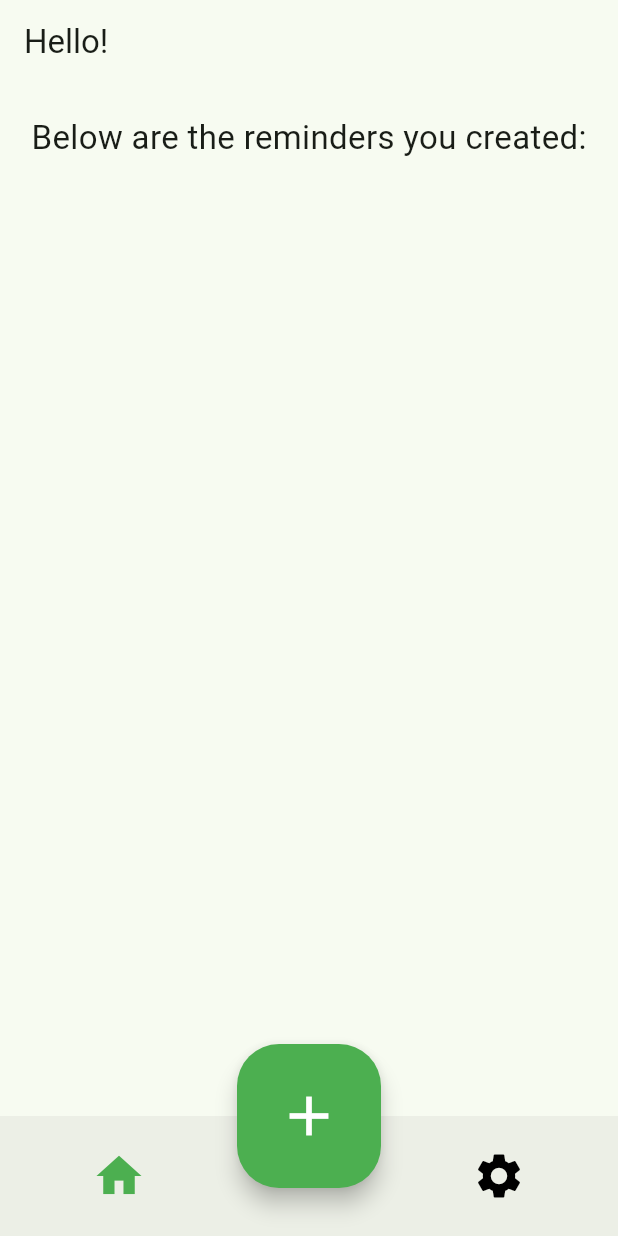
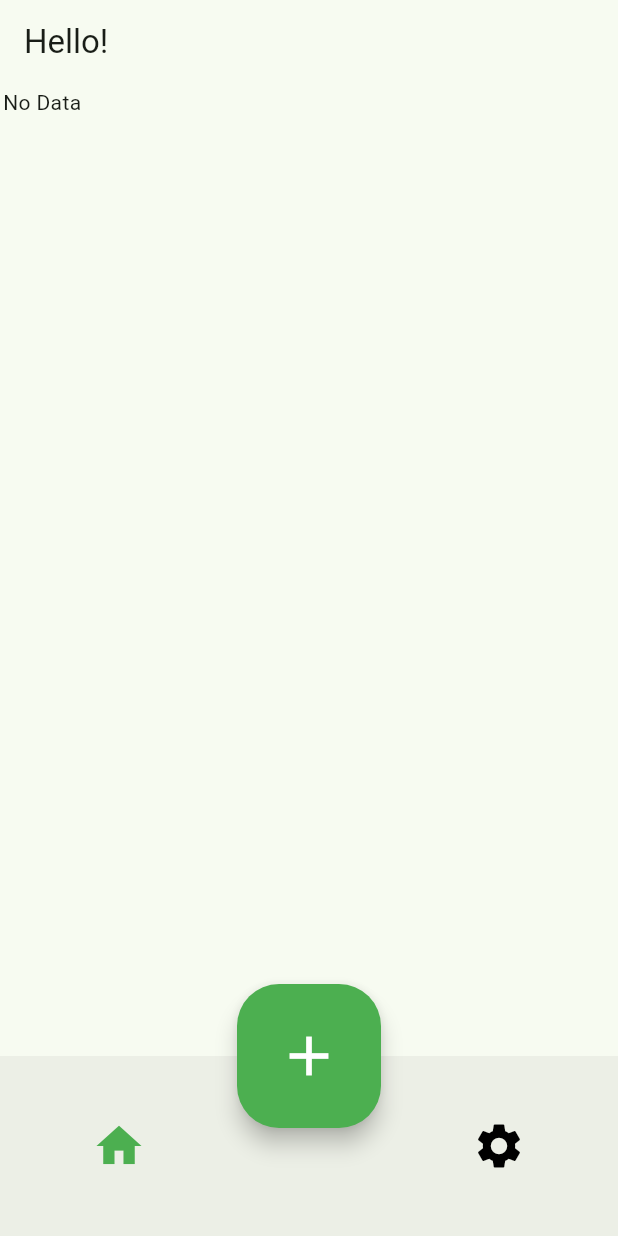
Before and after one commit to librajackyty/ESoundReminder, a Flutter app: the screen it shows after launch, on a phone screen of 412 x 824 dp. Run offline on Flutter 3.47's test engine with Material 2 defaults, Android fonts, the phone set to English and light mode, and no system bars; our stand-ins replace hive, hive_flutter, lottie, package_info_plus, shared_preferences; missing offline and left inert: day_picker; accounts and stored records are empty.

Commit message:
Update bottomappbar height

```diff
--- a/lib/screens/home.dart
+++ b/lib/screens/home.dart
@@ -172,6 +172,8 @@ class _HomePageState extends State<HomePage>
         // shape: CircularNotchedRectangle(), //shape of notch
         // notchMargin:
         //     10, //notche margin between floating button and bottom appbar
+        // padding: EdgeInsets.all(8.0),
+        height: 120, //MediaQuery.of(context).size.height * 0.1,
         child: Row(
           //children inside bottom appbar
           mainAxisSize: MainAxisSize.max,
@@ -205,9 +207,8 @@ class _HomePageState extends State<HomePage>
                   color: Colors.black,
                   size: 36.0,
                 ),
-                onPressed: () {
-                  Navigator.pushNamed(context, constants.pageRouteSettings);
-                },
+                onPressed: () =>
+                    Navigator.pushNamed(context, constants.pageRouteSettings),
               ),
             )
           ],
@@ -239,9 +240,10 @@ class _HomePageState extends State<HomePage>
         },
         selector: (_, model) => model,
         builder: (context, model, child) {
-          if (model.reminders != null) {
+          if (model.reminders != null && model.reminders!.isNotEmpty) {
             return Padding(
-                padding: const EdgeInsets.all(listviewPaddingAll),
+                padding: const EdgeInsets.only(
+                    left: listviewPaddingAll, right: listviewPaddingAll),
                 child: Column(children: [
                   Container(
                     padding: EdgeInsets.only(bottom: 20),
```
